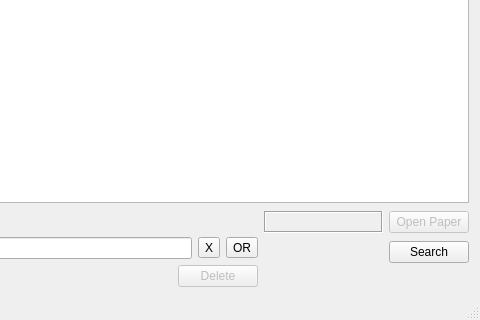
This is organisermain.ui in mukoan/ReferenceOrganiser as Qt 5 draws it before an edit; both pictures show x 470 to 950 and y 274 to 594 of the 950 by 594 pixel window. The edited form follows.
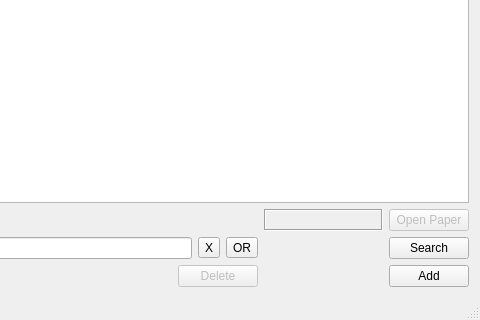
This is the edited form. Custom widgets are drawn as their Qt base class.

Commit message: New Add button and ingest paper function.

```diff
--- a/organisermain.ui
+++ b/organisermain.ui
@@ -366,6 +366,13 @@
             </property>
            </spacer>
           </item>
+          <item>
+           <widget class="QPushButton" name="addPaperButton">
+            <property name="text">
+             <string>Add</string>
+            </property>
+           </widget>
+          </item>
          </layout>
         </item>
        </layout>
```
Left out of the diff: 2 changed lines with no effect on the pictures. The commit also changes 7 other files.
